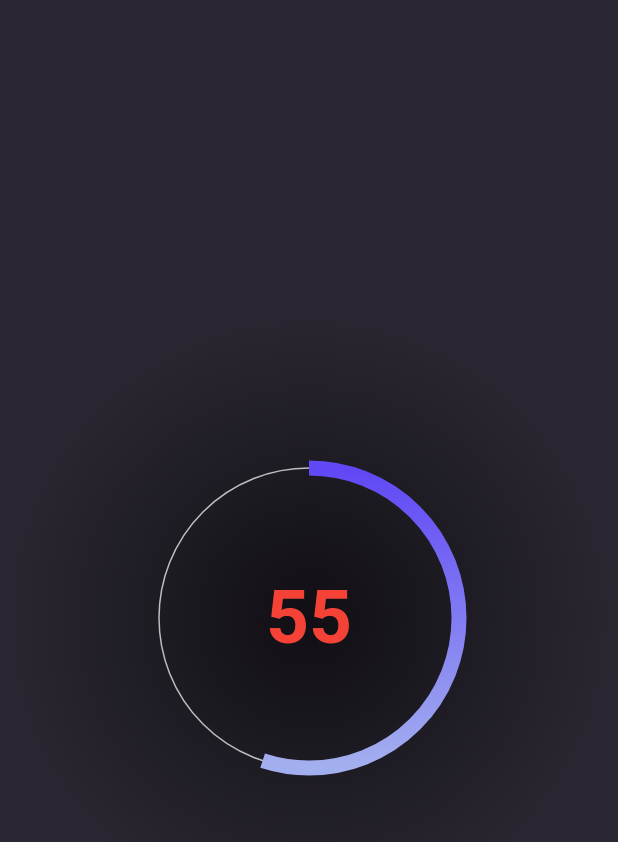
After one commit to RomanMaydana/flutter_animations, a Flutter app: the screen it shows after launch, after a tap on "Radial Progress", on a phone screen of 412 x 824 dp. The commit adds this screen. Shown: the top 842 px of the screen. Run offline on Flutter 3.47's test engine with Material 2 defaults, Android fonts, the phone set to English and light mode, and no system bars.

Commit message:
add Radial Progress

```diff
--- a/lib/main.dart
+++ b/lib/main.dart
@@ -6,6 +6,7 @@ import 'ui/flight_app/flight_app_screen.dart';
 import 'ui/main_bounce_tab_bar.dart';
 import 'ui/movie_app/src/movies/movie_app.dart';
 import 'ui/multiple_card_flow/multiple_card_flow_screen.dart';
+import 'ui/radial_progress/radial_progress_widget.dart';
 import 'ui/tween_animation_screen.dart';
 
 void main() {
@@ -74,7 +75,12 @@ class MyHomeScreen extends StatelessWidget {
                 onPressed: () {
                   push(context, const MovieApp());
                 },
-                child: const Text('Movie App'))
+                child: const Text('Movie App')),
+                 ElevatedButton(
+                onPressed: () {
+                  push(context, const RadialProgressWidget());
+                },
+                child: const Text('Radial Progress'))
           ],
         ));
   }
--- /dev/null
+++ b/lib/ui/radial_progress/particle.dart
@@ -0,0 +1,41 @@
+
+import 'dart:math';
+import 'package:vector_math/vector_math_64.dart' as vector;
+import 'package:flutter/material.dart';
+
+class Particle{
+  double orbit;
+  late double originalOrbit;
+  late double theta;
+  late double opacity;
+  late Color color;
+
+  Particle(this.orbit){
+    originalOrbit = orbit;
+    theta = vector.radians(getRandomRange(0.0, 360) );
+    opacity = getRandomRange(0.3, 1);
+    color = Colors.white;
+  }
+
+  void update(){
+    orbit += 0.1;
+    opacity -= 0.0025;
+    if(opacity <= 0.0){
+      orbit = originalOrbit;
+      opacity = getRandomRange(0.1, 1);
+    }
+  }
+
+}
+
+final rnd = Random();
+
+double getRandomRange(double min, double max){
+  return rnd.nextDouble()*(max- min)+min;
+}
+
+Offset polarToCartesian(double r, double theta){
+  final dx = r * cos(theta);
+  final dy = r * sin(theta);
+  return Offset(dx, dy);
+}
--- /dev/null
+++ b/lib/ui/radial_progress/radial_progress_widget.dart
@@ -0,0 +1,158 @@
+import 'package:animation_examples/ui/radial_progress/particle.dart';
+import 'package:flutter/material.dart';
+import 'package:vector_math/vector_math_64.dart' as vector;
+import 'dart:ui';
+class RadialProgressWidget extends StatefulWidget {
+  const RadialProgressWidget({super.key});
+
+  @override
+  State<RadialProgressWidget> createState() => _RadialProgressWidgetState();
+}
+
+class _RadialProgressWidgetState extends State<RadialProgressWidget>
+    with TickerProviderStateMixin {
+  late AnimationController _controller;
+  late AnimationController _particleController;
+  final particles = List<Particle>.generate(
+      200, (index) => Particle(radialSize + thickness / 2));
+  @override
+  void initState() {
+    const duration = Duration(milliseconds: 2000);
+    _controller = AnimationController(
+      vsync: this,
+      duration: duration,
+      reverseDuration: duration,
+    );
+    _particleController = AnimationController(
+      vsync: this,
+      duration: duration,
+      reverseDuration: duration,
+    );
+
+    _controller.forward().whenComplete(() {
+      _particleController
+          .forward()
+          .whenComplete(() => _particleController.repeat());
+    });
+    super.initState();
+  }
+
+  @override
+  void dispose() {
+    _controller.dispose();
+    _particleController.dispose();
+    super.dispose();
+  }
+
+  @override
+  Widget build(BuildContext context) {
+    return Scaffold(
+      body: CustomPaint(
+        painter:
+            RadialProgressPainter(_controller, _particleController, particles),
+        child: const SizedBox.expand(),
+      ),
+    );
+  }
+}
+
+const radialSize = 100.0;
+const thickness = 10.0;
+const textStyle =
+    TextStyle(color: Colors.red, fontSize: 50, fontWeight: FontWeight.bold);
+
+const col1 = Color(0xff110f14);
+const col2 = Color(0xff2a2732);
+const col3 = Color(0xff3c393f);
+const col4 = Color(0xff6047f5);
+const col5 = Color(0xffa3b0ef);
+
+class RadialProgressPainter extends CustomPainter {
+  RadialProgressPainter(this.animation, this.particleAnimation, this.particles)
+      : super(repaint: Listenable.merge([animation, particleAnimation]));
+  final Animation<double> animation;
+  final Animation<double> particleAnimation;
+  final List<Particle> particles;
+
+  @override
+  void paint(Canvas canvas, Size size) {
+    final center = Offset(size.width / 2, size.height / 2);
+
+   drawBackground(canvas, center, size.height / 2);
+
+    final rect = Rect.fromCenter(
+        center: center, width: 2 * radialSize, height: 2 * radialSize);
+    drawGuide(canvas, center, radialSize);
+    drawArc(canvas, rect);
+    drawTextCentered(canvas, center, (animation.value * 100).toInt().toString(),
+        textStyle, radialSize * 2);
+    if (particleAnimation.value > 0) {
+      drawParticles(canvas, center);
+    }
+  }
+
+  void drawBackground(Canvas canvas, Offset center, double extent){
+    final rect = Rect.fromCenter(center: center, width: extent, height: extent);
+    final bgPaint = Paint()
+    ..shader = const RadialGradient(colors: [col1, col2]).createShader(rect)
+    ..style = PaintingStyle.fill;
+
+    canvas.drawPaint(bgPaint);
+
+  }
+
+  void drawParticles(Canvas canvas, Offset center) {
+    final paint = Paint();
+    for (var particle in particles) {
+      final centerParticle =
+          polarToCartesian(particle.orbit, particle.theta) + center;
+      paint.color = particle.color.withOpacity(particle.opacity);
+      canvas.drawCircle(centerParticle, 1.0, paint);
+      particle.update();
+    }
+  }
+
+  void drawGuide(Canvas canvas, Offset center, double radius) {
+    final paint = Paint()
+      ..strokeWidth = 1.0
+      ..style = PaintingStyle.stroke
+      ..color = Colors.grey.shade400;
+    canvas.drawCircle(center, radius, paint);
+  }
+
+  void drawArc(Canvas canvas, Rect rect) {
+
+    final fgPaint = Paint()
+    ..strokeWidth = thickness
+    .. style = PaintingStyle.stroke
+    ..shader = const LinearGradient(
+      begin: Alignment.topCenter,
+      end: Alignment.bottomCenter,
+      colors: [col4, col5],
+      tileMode: TileMode.mirror
+      ).createShader(rect);
+    final startAngle = vector.radians(-90);
+    final sweepAngle = vector.radians(360.0 * animation.value);
+
+    canvas.drawArc(rect, startAngle, sweepAngle, false, fgPaint);
+  }
+
+  Size drawTextCentered(Canvas canvas, Offset position, String text,
+      TextStyle style, double maxWidth) {
+    final tp = measureText(text, style, maxWidth, TextAlign.center);
+    tp.paint(canvas, position + Offset(-tp.width / 2, -tp.height / 2));
+    return tp.size;
+  }
+
+  TextPainter measureText(
+      String text, TextStyle style, double maxWidth, TextAlign alignment) {
+    final span = TextSpan(text: text, style: style);
+    final tp = TextPainter(
+        text: span, textAlign: alignment, textDirection: TextDirection.ltr);
+    tp.layout(minWidth: 0, maxWidth: maxWidth);
+    return tp;
+  }
+
+  @override
+  bool shouldRepaint(covariant CustomPainter oldDelegate) => true;
+}
```
